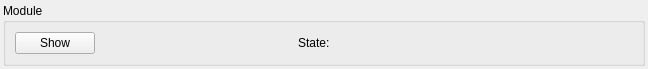
Qt form core/hq/ui/module_card.ui (tud-hri/joan) before a commit.
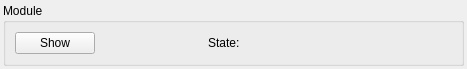
The same form after that commit.

```diff
--- a/core/hq/ui/module_card.ui
+++ b/core/hq/ui/module_card.ui
@@ -6,7 +6,7 @@
    <rect>
     <x>0</x>
     <y>0</y>
-    <width>648</width>
+    <width>467</width>
     <height>62</height>
    </rect>
   </property>
```
